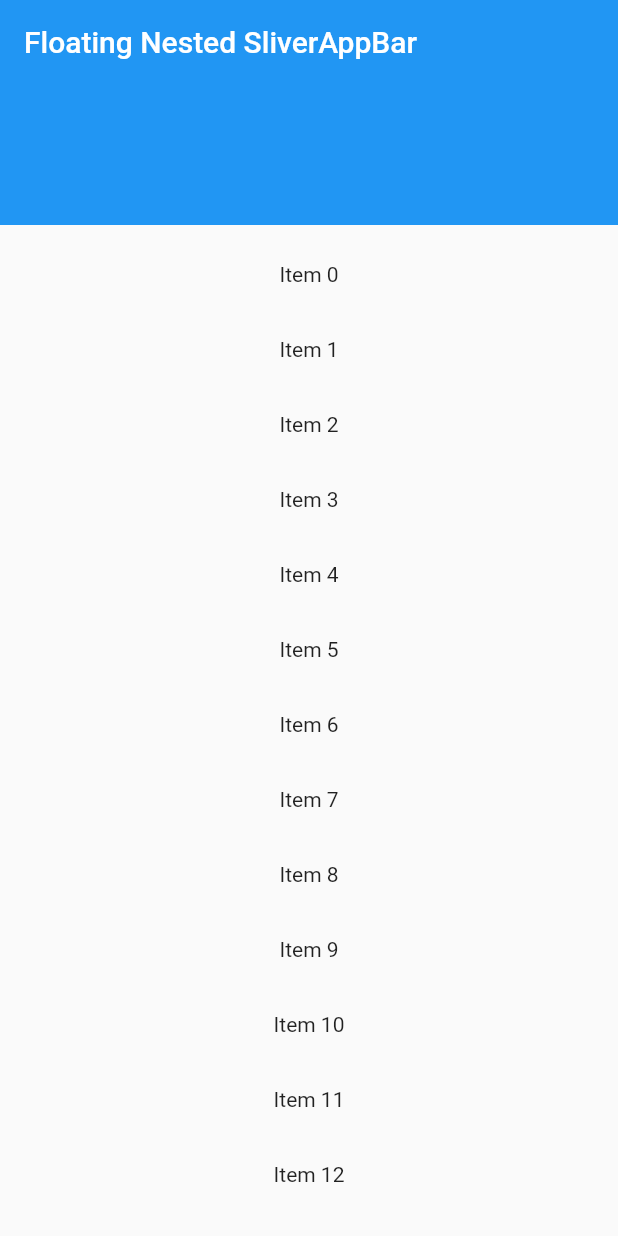
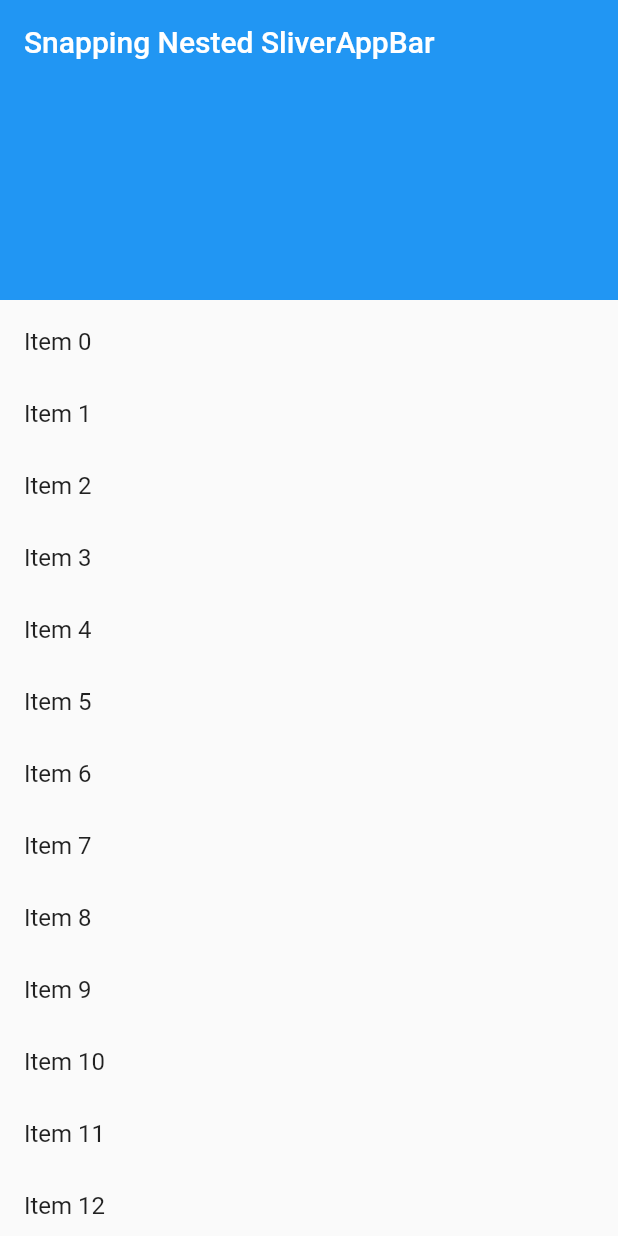
Before and after one commit to Tosin8/widget_catalog, a Flutter app: the screen it shows after launch, on a phone screen of 412 x 824 dp. Run offline on Flutter 3.47's test engine with Material 2 defaults, Android fonts, the phone set to English and light mode, and no system bars.

Commit message:
Update nestedscroll_view.dart

```diff
--- a/lib/scrollling/nestedscroll_view.dart
+++ b/lib/scrollling/nestedscroll_view.dart
@@ -86,6 +86,43 @@
 //   }
 // }
 
+// PINNED AND FLOATING SLIVERAPPBARS ( SLIVERAPPBARS WITH NESTEDSCROLLVIEWS)
+
+// import 'package:flutter/material.dart';
+
+// class MyStatelessWidget extends StatelessWidget {
+//   const MyStatelessWidget({super.key});
+
+//   @override
+//   Widget build(BuildContext context) {
+//     return Scaffold(
+//         body: NestedScrollView(
+// // Setting floatHeaderSlivers to true is required in order to float the outer slivers over the inner scrollable.
+//             floatHeaderSlivers: true,
+//             headerSliverBuilder:
+//                 (BuildContext context, bool innerBoxIsScrolled) {
+//               return <Widget>[
+//                 SliverAppBar(
+//                   title: const Text('Floating Nested SliverAppBar'),
+//                   floating: true,
+//                   expandedHeight: 150.0,
+//                   forceElevated: innerBoxIsScrolled,
+//                 ),
+//               ];
+//             },
+//             body: ListView.builder(
+//                 padding: const EdgeInsets.all(8),
+//                 itemCount: 30,
+//                 itemBuilder: (BuildContext context, int index) {
+//                   return SizedBox(
+//                     height: 50,
+//                     child: Center(child: Text('Item $index')),
+//                   );
+//                 })));
+//   }
+// }
+
+//SNAPPING SILVERAPPBAR.
 import 'package:flutter/material.dart';
 
 class MyStatelessWidget extends StatelessWidget {
@@ -94,28 +131,35 @@ class MyStatelessWidget extends StatelessWidget {
   @override
   Widget build(BuildContext context) {
     return Scaffold(
-        body: NestedScrollView(
-            // Setting floatHeaderSlivers to true is required in order to float
-            // the outer slivers over the inner scrollable.
-            floatHeaderSlivers: true,
-            headerSliverBuilder:
+        body: NestedScrollView(headerSliverBuilder:
             (BuildContext context, bool innerBoxIsScrolled) {
       return <Widget>[
-                SliverAppBar(
-                  title: const Text('Floating Nested SliverAppBar'),
+        SliverOverlapAbsorber(
+          handle: NestedScrollView.sliverOverlapAbsorberHandleFor(context),
+          sliver: SliverAppBar(
+            title: const Text('Snapping Nested SliverAppBar'),
             floating: true,
-                  expandedHeight: 150.0,
+            snap: true,
+            expandedHeight: 200.0,
             forceElevated: innerBoxIsScrolled,
           ),
+        ),
       ];
-            },
-            body: ListView.builder(
-                padding: const EdgeInsets.all(8),
-                itemCount: 30,
-                itemBuilder: (BuildContext context, int index) {
-                  return SizedBox(
-                    height: 50,
-                    child: Center(child: Text('Item $index')),
+    }, body: Builder(builder: (BuildContext context) {
+      return CustomScrollView(
+// The "controller" and "primary" members should be left unset, so that the NestedScrollView can control this inner scroll view. If the "controller" property is set, then this scroll view will not be associated with the NestedScrollView.
+        slivers: <Widget>[
+          SliverOverlapInjector(
+              handle: NestedScrollView.sliverOverlapAbsorberHandleFor(context)),
+          SliverFixedExtentList(
+            itemExtent: 48.0,
+            delegate: SliverChildBuilderDelegate(
+              (BuildContext context, int index) =>
+                  ListTile(title: Text('Item $index')),
+              childCount: 30,
+            ),
+          ),
+        ],
       );
     })));
   }
```
Lines whose indentation alone changed are shown as unchanged.
